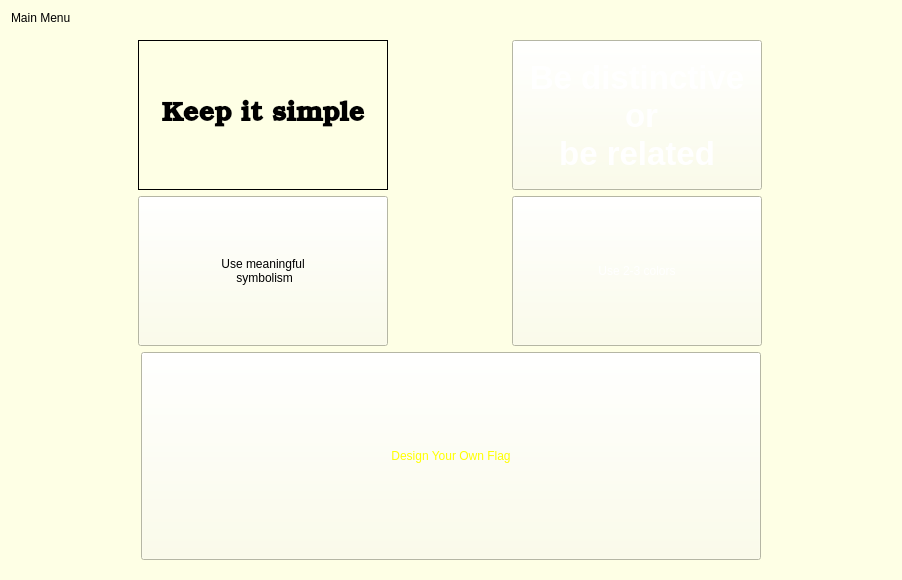
Above: mainmenu.ui from zxjorge/EDApp before the change. Below: the same form after it.
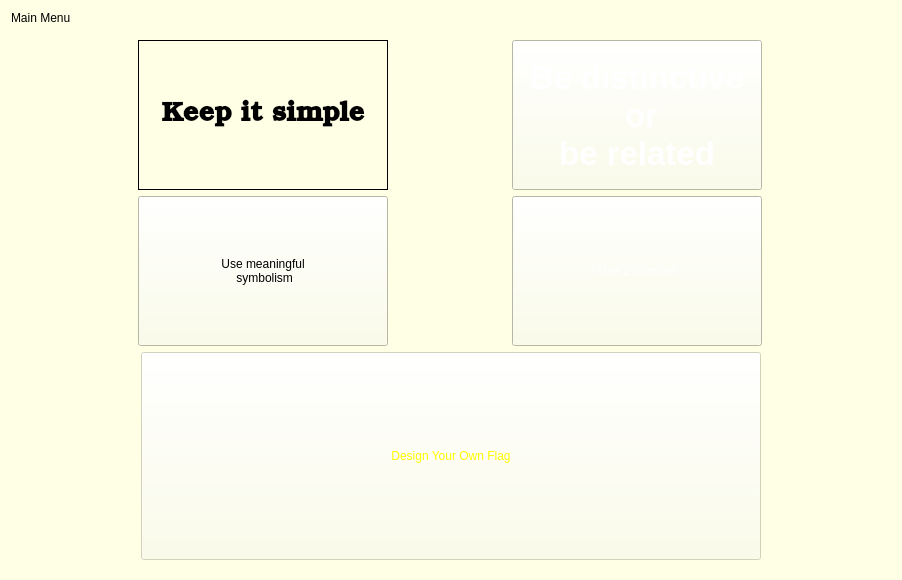
That is the form after the change. Icons and pictures are not drawn.

```diff
--- a/mainmenu.ui
+++ b/mainmenu.ui
@@ -224,7 +224,7 @@
         <item>
          <widget class="QPushButton" name="DesignButton">
           <property name="enabled">
-           <bool>true</bool>
+           <bool>false</bool>
           </property>
           <property name="sizePolicy">
            <sizepolicy hsizetype="Expanding" vsizetype="Expanding">
```
